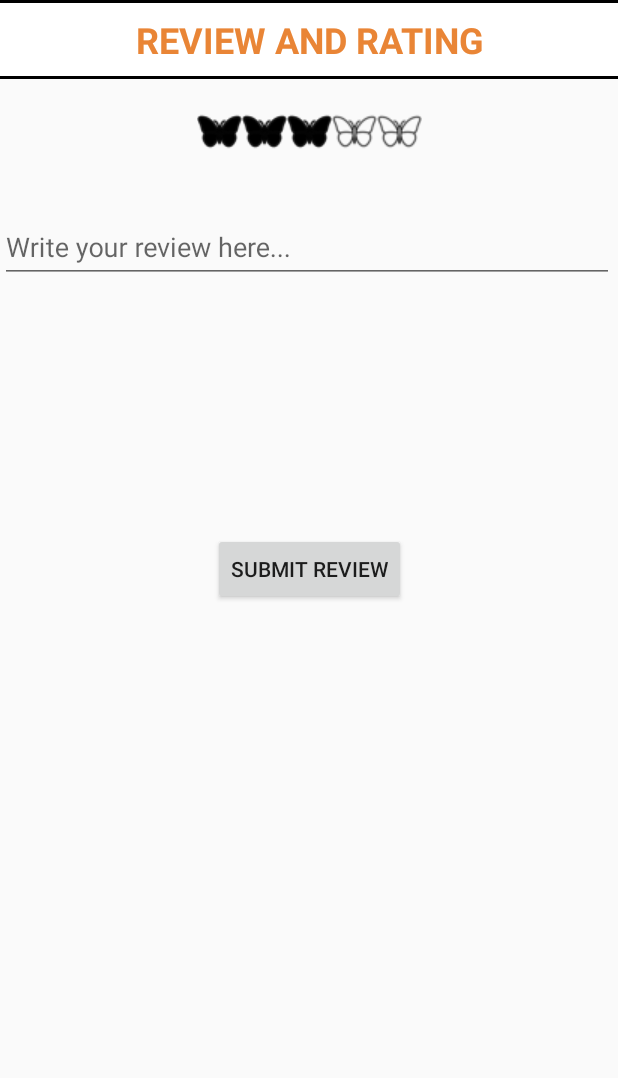
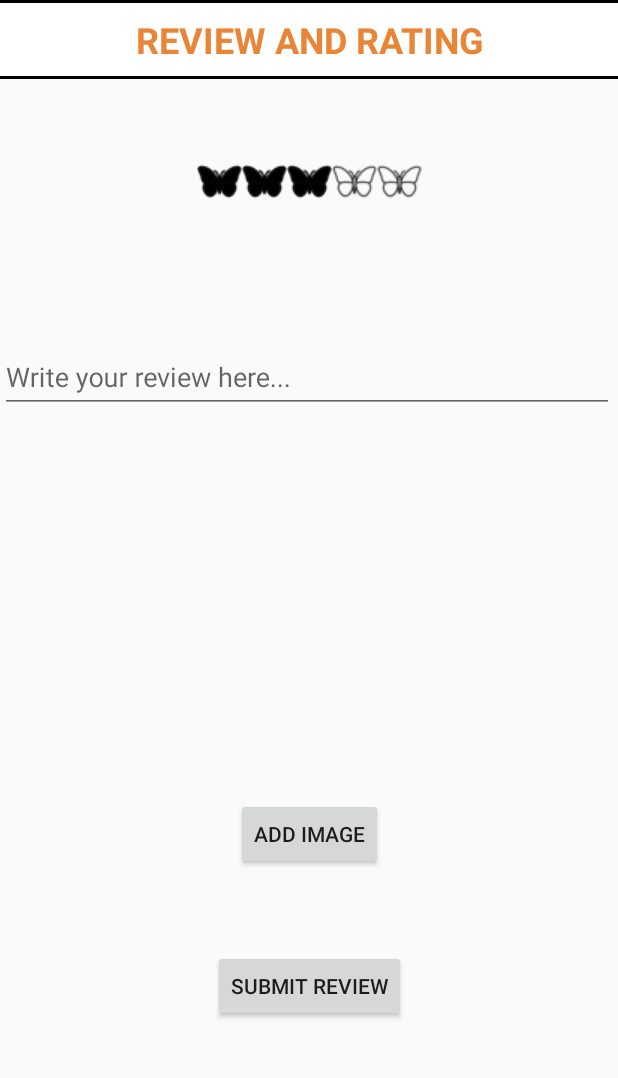
Before and after one commit to udamksaikarthik/Tailored-Leisure-App-Development, an Android app: the ReviewAndRatingActivity screen opened directly, with no data from a screen before it, after a tap on "RATE THE VENUE", on a phone screen of 412 x 824 dp, the part 134-1212 px from its top. Run offline under Robolectric (Android 15) with nearby library versions, the phone set to English and light mode, and no system bars; Roboto replaces fonts that are not available here; 2 statements that could not run were skipped.

Commit message:
Added new Changes and updated and made progress.

```diff
--- a/app/src/main/java/com/project/tailoredleisureappdevelopment/EditNeedsActivity.java
+++ b/app/src/main/java/com/project/tailoredleisureappdevelopment/EditNeedsActivity.java
@@ -6,6 +6,7 @@ import android.view.View;
 import android.widget.Button;
 import android.widget.CheckBox;
 import android.widget.EditText;
+import android.widget.Toast;
 
 import androidx.appcompat.app.AppCompatActivity;
 import androidx.constraintlayout.widget.ConstraintLayout;
@@ -106,6 +107,7 @@ public class EditNeedsActivity extends AppCompatActivity {
                 if(!userNeeds.isEmpty()){
                     try {
                         needModel.deleteNeeds(db, userNeeds);
+                        Toast.makeText(getApplicationContext(), "Need Deleted Successfully.", Toast.LENGTH_SHORT).show();
                     } catch (SQLException e) {
                         throw new RuntimeException(e);
                     }
@@ -140,6 +142,7 @@ public class EditNeedsActivity extends AppCompatActivity {
                     n.setNeed_long_desc(need_long_desc);
                     try {
                         needModel.addNeed(db, n);
+                        Toast.makeText(getApplicationContext(), "Need Added Successfully.", Toast.LENGTH_SHORT).show();
                     } catch (SQLException e) {
                         throw new RuntimeException(e);
                     }
--- a/app/src/main/java/com/project/tailoredleisureappdevelopment/MainActivity.java
+++ b/app/src/main/java/com/project/tailoredleisureappdevelopment/MainActivity.java
@@ -7,6 +7,7 @@ import android.util.Log;
 import android.view.View;
 import android.widget.Button;
 import android.widget.EditText;
+import android.widget.Toast;
 
 import androidx.appcompat.app.AppCompatActivity;
 import androidx.constraintlayout.widget.ConstraintLayout;
@@ -103,8 +104,9 @@ public class MainActivity extends AppCompatActivity {
                     }else{
                         editNeedsBtn.setVisibility(View.GONE);
                     }
+                    Toast.makeText(getApplicationContext(), "Logged In Successfully.", Toast.LENGTH_SHORT).show();
                 }else{
-
+                    Toast.makeText(getApplicationContext(), "Invalid Credentials.", Toast.LENGTH_SHORT).show();
                 }
             }
         });
@@ -129,7 +131,6 @@ public class MainActivity extends AppCompatActivity {
         profileBtn.setOnClickListener(new View.OnClickListener() {
             @Override
             public void onClick(View view) {
-
                 Log.d("DEBUG: MainActivity","Profile Button Clicked.");
                 openProfileActivity();
             }
--- a/app/src/main/java/com/project/tailoredleisureappdevelopment/ProfileActivity.java
+++ b/app/src/main/java/com/project/tailoredleisureappdevelopment/ProfileActivity.java
@@ -11,6 +11,7 @@ import android.view.View;
 import android.widget.Button;
 import android.widget.CheckBox;
 import android.widget.EditText;
+import android.widget.Toast;
 
 import com.project.tailoredleisureappdevelopment.entities.Need;
 import com.project.tailoredleisureappdevelopment.entities.Person;
@@ -157,6 +158,7 @@ public class ProfileActivity extends AppCompatActivity {
                     try {
                         person.setPerson_id(personDetails.getPerson_id());
                         personModel.updatePerson(db, person);
+                        Toast.makeText(getApplicationContext(), "Profile Updated Successfully.", Toast.LENGTH_SHORT).show();
                     } catch (SQLException e) {
                         throw new RuntimeException(e);
                     }
@@ -167,13 +169,12 @@ public class ProfileActivity extends AppCompatActivity {
                     Log.d("Debug: ProfileActivity", person.toString());
                     try {
                         personModel.addPerson(db, person);
+                        Toast.makeText(getApplicationContext(), "Profile Created Successfully.", Toast.LENGTH_SHORT).show();
                     } catch (SQLException e) {
                         throw new RuntimeException(e);
                     }
                     openMainActivity(false);
                 }
-
-
             }
         });
     }
--- /dev/null
+++ b/app/src/main/java/com/project/tailoredleisureappdevelopment/ReviewAdapter.java
@@ -0,0 +1,60 @@
+package com.project.tailoredleisureappdevelopment;
+
+import android.content.Context;
+import android.graphics.Bitmap;
+import android.graphics.BitmapFactory;
+import android.os.Build;
+import android.util.Log;
+import android.view.LayoutInflater;
+import android.view.View;
+import android.view.ViewGroup;
+import android.widget.ArrayAdapter;
+import android.widget.ImageView;
+import android.widget.TextView;
+
+import androidx.annotation.NonNull;
+import androidx.annotation.Nullable;
+
+import com.project.tailoredleisureappdevelopment.entities.Review;
+
+import org.w3c.dom.Text;
+
+import java.io.ByteArrayInputStream;
+import java.sql.Blob;
+import java.sql.SQLException;
+import java.util.ArrayList;
+import java.util.Base64;
+
+public class ReviewAdapter extends ArrayAdapter<Review>{
+
+    private Context mContext;
+    private int mResource;
+    public ReviewAdapter(@NonNull Context context, int resource, @NonNull ArrayList<Review> objects) {
+        super(context, resource, objects);
+        this.mContext = context;
+        this.mResource = resource;
+    }
+
+    @NonNull
+    @Override
+    public View getView(int position, @Nullable View convertView, @NonNull ViewGroup parent) {
+        LayoutInflater layoutInflater = LayoutInflater.from(mContext);
+        convertView = layoutInflater.inflate(mResource, parent, false);
+
+        TextView listViewReviewTextId = (TextView) convertView.findViewById(R.id.listViewReviewTextId);
+
+        ImageView userImageViewReviewId = (ImageView) convertView.findViewById(R.id.userImageViewReviewId);
+
+        listViewReviewTextId.setText(getItem(position).toString());
+
+        byte[] byteArray = getItem(position).getUserImage();
+        if(byteArray!=null){
+            Log.d("DEBUG: ReviewAdapter", "byteArray: "+byteArray);
+            Bitmap bmp = BitmapFactory.decodeByteArray(byteArray, 0, byteArray.length);
+            Log.d("DEBUG: ReviewAdapter", "bmp: "+bmp);
+            userImageViewReviewId.setImageBitmap(bmp);
+        }
+
+        return convertView;
+    }
+}
--- a/app/src/main/java/com/project/tailoredleisureappdevelopment/ReviewAndRatingActivity.java
+++ b/app/src/main/java/com/project/tailoredleisureappdevelopment/ReviewAndRatingActivity.java
@@ -1,14 +1,20 @@
 package com.project.tailoredleisureappdevelopment;
 
 import android.annotation.SuppressLint;
+import android.content.Intent;
+import android.graphics.Bitmap;
+import android.graphics.drawable.BitmapDrawable;
 import android.media.Rating;
+import android.net.Uri;
 import android.os.Build;
 import android.os.Bundle;
+import android.provider.MediaStore;
 import android.util.Log;
 import android.view.View;
 import android.widget.ArrayAdapter;
 import android.widget.Button;
 import android.widget.EditText;
+import android.widget.ImageView;
 import android.widget.ListView;
 import android.widget.RatingBar;
 import android.widget.ScrollView;
@@ -23,8 +29,10 @@ import com.project.tailoredleisureappdevelopment.models.Database;
 import com.project.tailoredleisureappdevelopment.models.PersonModel;
 import com.project.tailoredleisureappdevelopment.models.ReviewModel;
 
+import java.io.ByteArrayOutputStream;
 import java.sql.SQLException;
 import java.util.ArrayList;
+import java.util.Base64;
 
 
 public class ReviewAndRatingActivity extends AppCompatActivity {
@@ -40,6 +48,8 @@ public class ReviewAndRatingActivity extends AppCompatActivity {
     private Database db;
     private ArrayList<Review> reviewsList;
     private ListView usersReviewsPlaceListViewId;
+    private Button addImageBtnId;
+    private ImageView imageView;
 
     @SuppressLint("MissingInflatedId")
     protected void onCreate(Bundle savedInstanceState) {
@@ -56,6 +66,8 @@ public class ReviewAndRatingActivity extends AppCompatActivity {
         reviewModel = new ReviewModel();
         reviewsList = new ArrayList<>();
         db = new Database();
+        addImageBtnId = (Button) findViewById(R.id.addImageBtnId);
+        imageView = (ImageView) findViewById(R.id.imageView);
 
         try {
             if(reviewModel.checkIfUserReviewed(db, placeObj.getPlaceId().trim(),personId)){
@@ -69,10 +81,10 @@ public class ReviewAndRatingActivity extends AppCompatActivity {
                 reviewsToStringList.add(r.toString());
             }
             // on the below line we are initializing the adapter for our list view.
-            ArrayAdapter<String> adapter = new ArrayAdapter<>(this, R.layout.activity_list_view, R.id.listViewReviewTextId, reviewsToStringList);
+            ReviewAdapter reviewAdapter = new ReviewAdapter(this, R.layout.activity_list_view, reviewsList);
 
             // on below line we are setting adapter for our list view.
-            usersReviewsPlaceListViewId.setAdapter(adapter);
+            usersReviewsPlaceListViewId.setAdapter(reviewAdapter);
         } catch (SQLException e) {
             throw new RuntimeException(e);
         }
@@ -87,6 +99,14 @@ public class ReviewAndRatingActivity extends AppCompatActivity {
                 rateTheVenueBtnId.setVisibility(View.GONE);
                 userRatingBarId = (RatingBar) findViewById(R.id.userRatingBarId);
                 userReviewEditTxtId = (EditText) findViewById(R.id.userReviewEditTxtId);
+
+                addImageBtnId.setOnClickListener(new View.OnClickListener() {
+                    @Override
+                    public void onClick(View view) {
+                        Intent intent = new Intent(Intent.ACTION_PICK, MediaStore.Images.Media.EXTERNAL_CONTENT_URI);
+                        startActivityForResult(intent, 3);
+                    }
+                });
 
                 if(BtnText.equals("Edit Review")){
                     submitUserReviewBtnId.setText("Update Review");
@@ -115,6 +135,17 @@ public class ReviewAndRatingActivity extends AppCompatActivity {
                 String BtnText = submitUserReviewBtnId.getText().toString().trim();
                 String userReview = userReviewEditTxtId.getText().toString();
                 Float userRating = userRatingBarId.getRating();
+                imageView = (ImageView) findViewById(R.id.imageView);
+                Bitmap bitmap=(Bitmap)imageView.getDrawingCache();
+                byte[] imageByte = new byte[0];
+                if(bitmap!=null){
+                    ByteArrayOutputStream byteArray = new ByteArrayOutputStream();
+                    bitmap.compress(Bitmap.CompressFormat.PNG, 100, byteArray);
+                    imageByte = byteArray.toByteArray();
+                }else{
+
+                }
+
                 Log.d("DEBUG: ReviewAndRatingActivity","userReview: "+userReview);
                 Log.d("DEBUG: ReviewAndRatingActivity","userRating: "+userRating);
                 Log.d("DEBUG: ReviewAndRatingActivity","placeId: "+placeObj.getPlaceId());
@@ -125,13 +156,13 @@ public class ReviewAndRatingActivity extends AppCompatActivity {
                 if(BtnText.equals("Update Review")){
                     ArrayList<Object> reviewDetails = new ArrayList<>();
                     try {
-                        reviewModel.editReview(db, userRating ,userReview, placeObj.getPlaceId(), personId);
+                        reviewModel.editReview(db, userRating ,userReview, placeObj.getPlaceId(), personId, imageByte);
                     } catch (SQLException e) {
                         throw new RuntimeException(e);
                     }
                 }else{
                     try {
-                        reviewModel.addReview(db, userReview, userRating, placeObj.getPlaceId(), placeObj.getName(), personId, personName);
+                        reviewModel.addReview(db, userReview, userRating, placeObj.getPlaceId(), placeObj.getName(), personId, personName, imageByte);
                         rateTheVenueBtnId.setText("Edit Review");
                         submitUserReviewBtnId.setText("Update Review");
                     } catch (SQLException e) {
@@ -147,4 +178,13 @@ public class ReviewAndRatingActivity extends AppCompatActivity {
             }
         });
     }
+
+    public void onActivityResult(int RequestCode, int resultCode, Intent data) {
+        super.onActivityResult(RequestCode, resultCode, data);
+        if(resultCode==RESULT_OK & data!=null){
+            Uri selectedImage = data.getData();
+            imageView = (ImageView) findViewById(R.id.imageView);
+            imageView.setImageURI(selectedImage);
+        }
+    }
 }
--- a/app/src/main/res/layout/activity_review_rating.xml
+++ b/app/src/main/res/layout/activity_review_rating.xml
@@ -9,8 +9,10 @@
         android:id="@+id/rateTheVenueViewId"
         android:layout_width="0dp"
         android:layout_height="0dp"
+        android:isScrollContainer="false"
+        android:nestedScrollingEnabled="false"
         android:visibility="gone"
-        app:layout_constraintBottom_toTopOf="@+id/guideline_hr_90"
+        app:layout_constraintBottom_toBottomOf="parent"
         app:layout_constraintEnd_toEndOf="parent"
         app:layout_constraintStart_toStartOf="parent"
         app:layout_constraintTop_toBottomOf="@+id/textView">
@@ -20,12 +22,12 @@
             style="@style/star_butterfly_bar"
             android:layout_width="wrap_content"
             android:layout_height="wrap_content"
-            android:layout_marginTop="20dp"
             android:maxHeight="60dp"
             android:minHeight="60dp"
             android:numStars="5"
             android:rating="3"
             android:stepSize="1.0"
+            app:layout_constraintBottom_toTopOf="@+id/textInputLayout"
             app:layout_constraintEnd_toEndOf="parent"
             app:layout_constraintStart_toStartOf="parent"
             app:layout_constraintTop_toTopOf="parent" />
@@ -34,8 +36,9 @@
             android:id="@+id/textInputLayout"
             android:layout_width="409dp"
             android:layout_height="wrap_content"
-            app:layout_constraintTop_toBottomOf="@+id/userRatingBarId"
-            tools:layout_editor_absoluteX="1dp">
+            app:layout_constraintBottom_toTopOf="@+id/imageView"
+            app:layout_constraintStart_toStartOf="parent"
+            app:layout_constraintTop_toBottomOf="@+id/userRatingBarId">
 
             <com.google.android.material.textfield.TextInputEditText
                 android:id="@+id/userReviewEditTxtId"
@@ -43,6 +46,25 @@
                 android:layout_height="wrap_content"
                 android:hint="Write your review here..." />
         </com.google.android.material.textfield.TextInputLayout>
+
+        <ImageView
+            android:id="@+id/imageView"
+            android:layout_width="150dp"
+            android:layout_height="150dp"
+            app:layout_constraintBottom_toTopOf="@+id/addImageBtnId"
+            app:layout_constraintEnd_toEndOf="parent"
+            app:layout_constraintStart_toStartOf="parent"
+            app:layout_constraintTop_toBottomOf="@+id/textInputLayout" />
+
+        <Button
+            android:id="@+id/addImageBtnId"
+            android:layout_width="wrap_content"
+            android:layout_height="wrap_content"
+            android:text="Add Image"
+            app:layout_constraintBottom_toTopOf="@+id/submitUserReviewBtnId"
+            app:layout_constraintEnd_toEndOf="parent"
+            app:layout_constraintStart_toStartOf="parent"
+            app:layout_constraintTop_toBottomOf="@+id/imageView" />
 
         <Button
             android:id="@+id/submitUserReviewBtnId"
@@ -52,7 +74,7 @@
             app:layout_constraintBottom_toBottomOf="parent"
             app:layout_constraintEnd_toEndOf="parent"
             app:layout_constraintStart_toStartOf="parent"
-            app:layout_constraintTop_toBottomOf="@+id/textInputLayout" />
+            app:layout_constraintTop_toBottomOf="@+id/addImageBtnId" />
     </androidx.constraintlayout.widget.ConstraintLayout>
 
     <Button
@@ -72,11 +94,11 @@
         android:divider="@color/black"
         android:dividerHeight="2dp"
         android:listSelector="@color/app_orange"
-        tools:layout_editor_absoluteY="149dp"
+        android:visibility="visible"
         app:layout_constraintBottom_toTopOf="@+id/guideline_hr_90"
         app:layout_constraintEnd_toEndOf="parent"
         app:layout_constraintStart_toStartOf="parent"
-        app:layout_constraintTop_toBottomOf="@+id/textView"/>
+        app:layout_constraintTop_toBottomOf="@+id/textView" />
 
     <TextView
         android:id="@+id/textView"
```
Also changed, not shown: app/src/main/java/com/project/tailoredleisureappdevelopment/entities/Review.java (+11 -1 lines), app/src/main/java/com/project/tailoredleisureappdevelopment/models/ReviewModel.java (+63 -4 lines), app/src/main/res/layout/activity_list_view.xml (+17 -4 lines).
